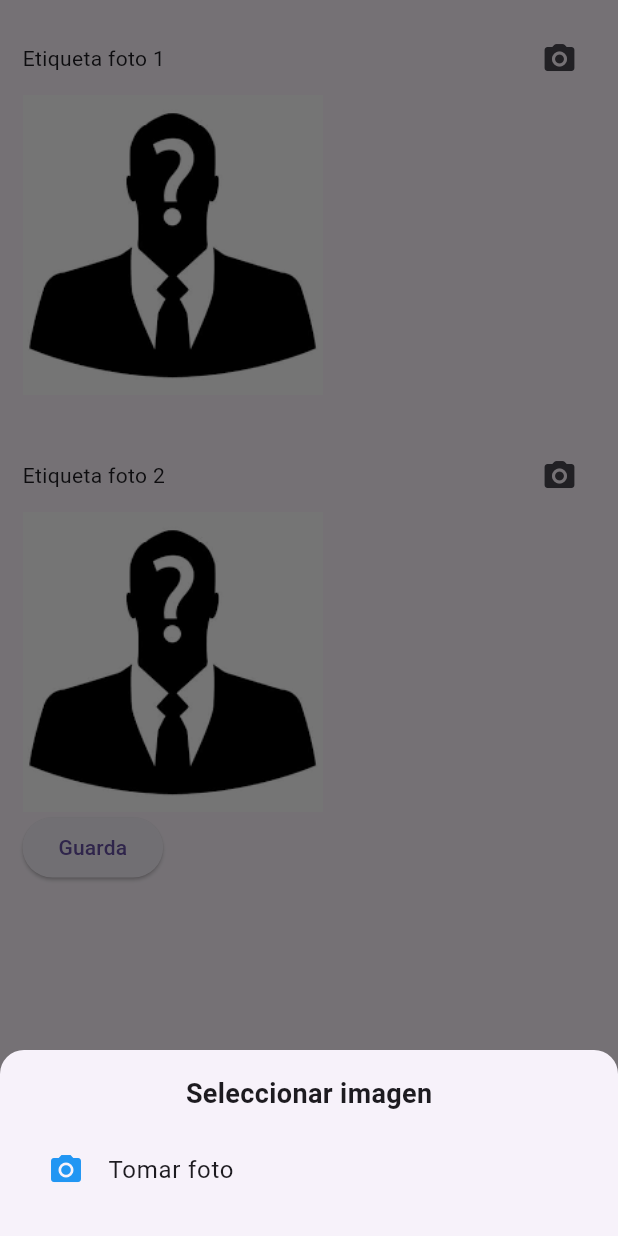
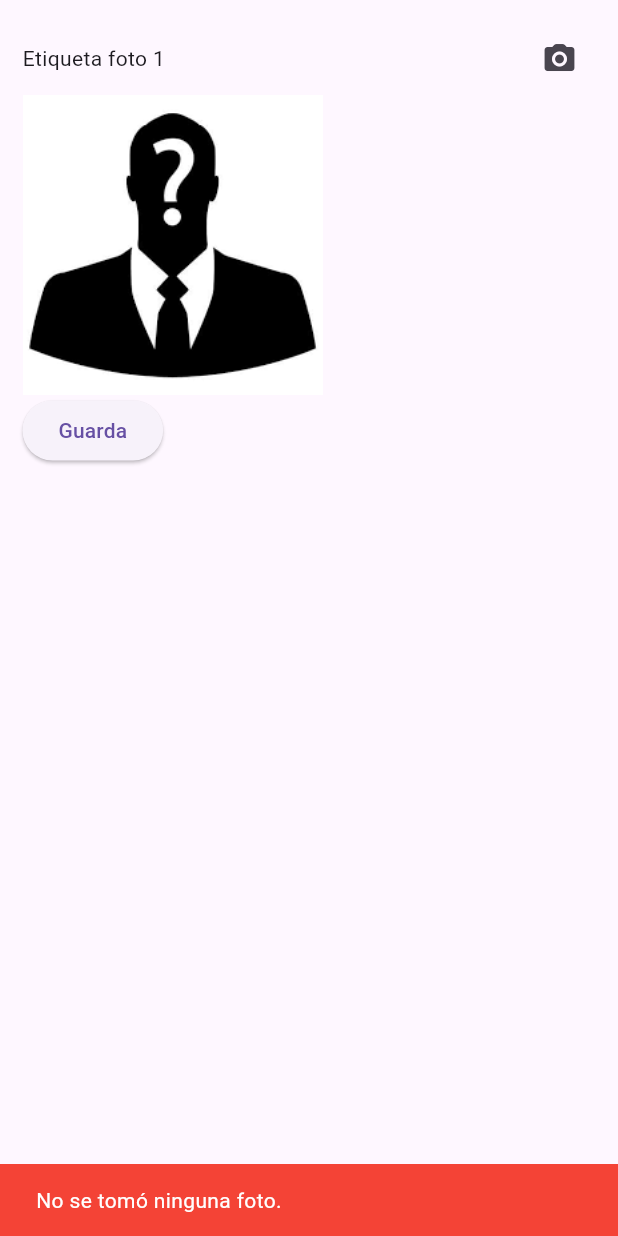
Before and after one commit to EstefanyH/prueba, a Flutter app: the PhotoView widget shown alone on an empty page, opened directly, after a tap on the "camera alt" icon, on a phone screen of 412 x 824 dp. Run offline on Flutter 3.47's test engine with Material 3 defaults, Android fonts, the phone set to English and light mode, and no system bars; our stand-ins replace get_it, image_picker, permission_handler, shared_preferences, sqflite; accounts and stored records are empty.

```diff
--- a/lib/core/api_config.dart
+++ b/lib/core/api_config.dart
@@ -1,5 +1,5 @@
 class ApiConfig {
-  static const String baseUrl = 'https://71g0g5lzsk.execute-api.us-east-1.amazonaws.com/valeriahuamani/';
+  static const String baseUrl = 'https://71g0g5lzsk.execute-api.us-east-1.amazonaws.com/valeriahuamani';
   static const String token = 'fAidfMAV7ka5l7QBXLREx56nc6Hpnw8H2PHcNYMw';
   static const String createRestaurant = '$baseUrl/restaurants';
   static const String searchRestaurant = '$baseUrl/restaurants/9185c67d-3147-4625-b911-0deb644edf5e';
--- a/lib/core/service_locator.dart
+++ b/lib/core/service_locator.dart
@@ -6,6 +6,7 @@ import 'package:prueba/core/services/permission_service.dart';
 import 'package:prueba/data/database/cia.dao.dart';
 import 'package:prueba/data/database/databaseHelper.dart';
 import 'package:prueba/data/database/photo.dao.dart';
+import 'package:prueba/data/database/type_photo.dao.dart';
 import 'package:prueba/data/repositories/home.repository.impl.dart';
 import 'package:prueba/data/repositories/new.repository.impl.dart';
 import 'package:prueba/data/repositories/photo.repository.impl.dart';
@@ -44,8 +45,9 @@ Future<void> setupServiceLocator() async {
 
   sl.registerLazySingleton<CiaDao>(() => CiaDao(sl.get()));
   sl.registerLazySingleton<PhotoDao>(() => PhotoDao(sl.get()));
+  sl.registerLazySingleton<TypePhotoDao>(() => TypePhotoDao(sl.get()));
 
-  sl.registerLazySingleton<HomeDatasource>(() => HomeDatasourceImpl(dao: sl.get()));
+  sl.registerLazySingleton<HomeDatasource>(() => HomeDatasourceImpl(dao: sl.get(), type: sl.get(), api: sl.get()));
   sl.registerLazySingleton<RestaurantDatasource>(() => RestaurantDatasourceImpl(dao: sl.get()));
   sl.registerLazySingleton<NewDatasource>(() => NewDatasourceImpl());
   sl.registerLazySingleton<PhotoDatasource>(() => PhotoDatasourceImpl(api: sl.get()));
--- a/lib/core/services/apiService.dart
+++ b/lib/core/services/apiService.dart
@@ -73,8 +73,8 @@ final class ApiService {
 
   Map<String, String> _getHeaders() {
     return {
-      "Content-Type": "application/json",
-      "Authorization": "Bearer ${ApiConfig.token}", // Token global
+      //"Content-Type": "application/json",
+      "x-api-key": "${ApiConfig.token}", // Token global
     };
   }
 
--- a/lib/data/repositories/home.repository.impl.dart
+++ b/lib/data/repositories/home.repository.impl.dart
@@ -1,4 +1,5 @@
 import 'package:prueba/data/source/home.datasource.dart';
+import 'package:prueba/domain/entities/type_photo.dart';
 import 'package:prueba/domain/repository/home.repository.dart';
 
 class HomeRepositoryImpl  implements HomeRepository {
@@ -15,4 +16,9 @@ class HomeRepositoryImpl  implements HomeRepository {
   Future<int> getTotRegister() async {
     return await datasource.fetchTotRegister();
   }
+
+  @override
+  Future<bool> getListType() async {
+    return await datasource.fetchListType();
+  }
 }
--- /dev/null
+++ b/lib/domain/entities/type_photo.dart
@@ -0,0 +1,10 @@
+class TypePhoto {
+  final String uuid;
+  final String name;
+  final String description;
+
+  TypePhoto({
+    required this.uuid,
+    required this.name,
+    required this.description});
+}
--- a/lib/domain/repository/home.repository.dart
+++ b/lib/domain/repository/home.repository.dart
@@ -1,4 +1,7 @@
+import 'package:prueba/domain/entities/type_photo.dart';
+
 abstract class HomeRepository {
+  Future<bool> getListType();
   Future<int> getTotPending();
   Future<int> getTotRegister();
 }
--- a/lib/presentacion/view/homeview.dart
+++ b/lib/presentacion/view/homeview.dart
@@ -50,7 +50,9 @@ class HomeView extends StatelessWidget {
                 ),
                 const Text('Lista de restaurante', style: style22wblack,),
                 ElevatedButton(
-                  onPressed: () => {},
+                  onPressed: () async {
+                    await viewModel.onDownloadType(context);
+                  },
                   child: Row(
                     mainAxisAlignment: MainAxisAlignment.start,
                     children: [
--- a/lib/presentacion/view/photoView.dart
+++ b/lib/presentacion/view/photoView.dart
@@ -1,12 +1,6 @@
-import 'dart:io';
-
 import 'package:flutter/material.dart';
-import 'package:image_picker/image_picker.dart';
 import 'package:provider/provider.dart';
-import 'package:prueba/core/separator.dart';
 import 'package:prueba/presentacion/viewModel/photoViewModel.dart';
-
-import '../../domain/enums/app_Enums.dart';
 
 class PhotoView extends StatelessWidget {
 
@@ -31,32 +25,14 @@ class PhotoView extends StatelessWidget {
                   Text('Etiqueta foto 1'),
                   IconButton(
                     onPressed: () async {
-                       await viewModel.onShowOpenModal(context, PhotoSide.front);
+                       await viewModel.takePhoto(context);
+                       //await viewModel.onShowOpenModal(context, PhotoSide.front);
                     },
                     icon: Icon(Icons.camera_alt_rounded))
                 ],
               ),
-               viewModel.image1File != null
-                      ? Image.file(File(viewModel.image1File!.path), height: 200, fit: BoxFit.cover)
-                      : Image(
-                          image: AssetImage('assets/image/desconocido.png'),
-                          height: 200,
-                          fit: BoxFit.cover),
-
-              SizedBoxH30(),
-              Row(
-                mainAxisAlignment: MainAxisAlignment.spaceBetween,
-                children: [
-                  Text('Etiqueta foto 2'),
-                  IconButton(
-                    onPressed: () async {
-                       await viewModel.onShowOpenModal(context, PhotoSide.front);
-                    },
-                    icon: Icon(Icons.camera_alt_rounded))
-                ],
-              ),
-              viewModel.image2File != null
-                      ? Image.file(File(viewModel.image2File!.path), height: 200, fit: BoxFit.cover)
+               viewModel.imageFile != null
+                      ? Image.file(viewModel.imageFile!, height: 200, fit: BoxFit.cover)
                       : Image(
                           image: AssetImage('assets/image/desconocido.png'),
                           height: 200,
--- a/lib/presentacion/viewModel/newViewModel.dart
+++ b/lib/presentacion/viewModel/newViewModel.dart
@@ -1,8 +1,6 @@
-import 'package:flutter/foundation.dart';
 import 'package:flutter/material.dart';
 import 'package:prueba/core/baseViewModel.dart';
 import 'package:prueba/data/model/cia.model.dart';
-import 'package:prueba/domain/entities/cia.dart';
 import 'package:prueba/domain/enums/app_Enums.dart';
 import 'package:prueba/domain/repository/new.repository.dart';
 
@@ -19,7 +17,6 @@ class NewViewModel extends BaseViewModel with ChangeNotifier {
 
   var _name = '', _ruc = '', _latitud = '', _longitud = '', _comment = '';
 
-  //late Cia data;
   Future<void> init() async {
     clear();
   }
--- a/lib/presentacion/viewModel/photoViewModel.dart
+++ b/lib/presentacion/viewModel/photoViewModel.dart
@@ -1,3 +1,5 @@
+import 'dart:io';
+
 import 'package:flutter/material.dart';
 import 'package:image_picker/image_picker.dart';
 import 'package:prueba/core/baseViewModel.dart';
@@ -15,15 +17,13 @@ class PhotoViewModel extends BaseViewModel with ChangeNotifier {
   final PermissionService _permissionService = sl<PermissionService>();
   final CameraService _cameraService = sl<CameraService>();
 
+  final ImagePicker _picker = ImagePicker();
+  File? _imageFile;
+
+  File? get imageFile => _imageFile;
+  /*
   XFile? _image1File;
-  XFile? get image1File => _image1File;
-
-  XFile? _image2File;
-  XFile? get image2File => _image2File;
-
-  XFile? _image3File;
-  XFile? get image3File => _image3File;
-
+  XFile? get image1File => _image1File; */
 
   PhotoViewModel({required this.repository});
 
@@ -54,10 +54,10 @@ class PhotoViewModel extends BaseViewModel with ChangeNotifier {
 
         switch(type){
           case PhotoSide.front:
-            _image1File = image;
+            //_image1File = image;
             break;
           case PhotoSide.left:
-            _image2File = image;
+            //_image2File = image;
           break;
           case PhotoSide.right: break;
         }
@@ -77,8 +77,40 @@ class PhotoViewModel extends BaseViewModel with ChangeNotifier {
 
     }
 
-
   }
 
+  Future<void> takePhoto(BuildContext ctx) async {
+    try {
+      /*bool hasPermission = await _permissionService.requestCameraPermission(ctx);
+
+      if (!hasPermission) {
+        ScaffoldMessenger.of(ctx).showSnackBar(
+          SnackBar(content: Text("Permiso de cámara denegado ❌")),
+        );
+        return;
+      }*/
+
+      final pickedFile = await _picker.pickImage(source: ImageSource.gallery);
+
+      if (pickedFile != null) {
+        print(pickedFile.path);
+
+        _imageFile = File(pickedFile.path);
+
+        notifyListeners(); // Notifica a la UI que hay una nueva imagen
+      } else {
+        _showError(ctx, "No se tomó ninguna foto.");
+      }
+    } catch (e) {
+      print("Error al abrir la cámara: $e");
+      _showError(ctx, "Error al abrir la cámara.");
+    }
+  }
+
+  void _showError(BuildContext context, String message) {
+    ScaffoldMessenger.of(context).showSnackBar(
+      SnackBar(content: Text(message, style: TextStyle(color: Colors.white)), backgroundColor: Colors.red),
+    );
+  }
 
 }
--- a/lib/presentacion/viewModel/restaurantViewModel.dart
+++ b/lib/presentacion/viewModel/restaurantViewModel.dart
@@ -1,6 +1,5 @@
 import 'package:flutter/material.dart';
 import 'package:prueba/core/baseViewModel.dart';
-import 'package:prueba/domain/entities/cia.dart';
 import 'package:prueba/domain/repository/restaurant.repository.dart';
 
 class RestaurantViewModel extends BaseViewModel with ChangeNotifier {
```
Also changed, not shown: lib/data/database/databaseHelper.dart (+12 -1 lines), lib/data/database/type_photo.dao.dart (added, +23 -0 lines), lib/data/model/response.model.dart (added, +17 -0 lines), lib/data/model/type_photo.model.dart (added, +23 -0 lines), lib/data/repositories/photo.repository.impl.dart (+11 -4 lines), lib/data/source/home.datasource.dart (+33 -1 lines), lib/data/source/photo.datasource.dart (+9 -1 lines), lib/domain/entities/response.dart (added, +8 -0 lines), lib/presentacion/viewModel/homeviewmodel.dart (+15 -0 lines), 3 other files.
